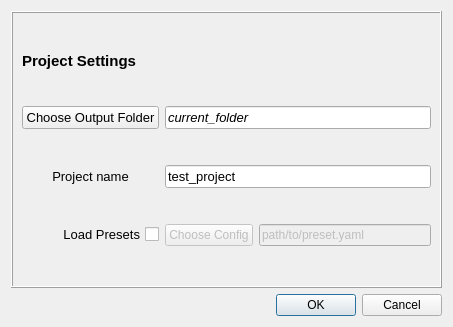
First picture: the form in GUI/scAnt_projectSettings_dlg.ui, repository evo-biomech/scAnt, before the edit.
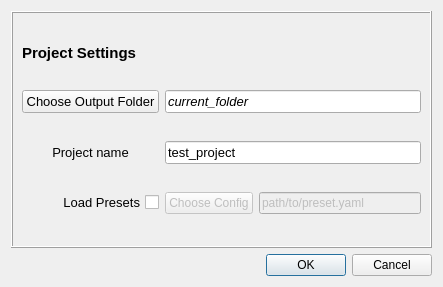
Second picture: the form after the edit.

What changed in the file:
```diff
--- a/GUI/scAnt_projectSettings_dlg.ui
+++ b/GUI/scAnt_projectSettings_dlg.ui
@@ -6,8 +6,8 @@
    <rect>
     <x>0</x>
     <y>0</y>
-    <width>453</width>
-    <height>327</height>
+    <width>439</width>
+    <height>285</height>
    </rect>
   </property>
   <property name="windowTitle">
@@ -34,8 +34,8 @@
      </property>
      <property name="minimumSize">
       <size>
-       <width>271</width>
-       <height>0</height>
+       <width>421</width>
+       <height>237</height>
       </size>
      </property>
      <property name="maximumSize">
```
